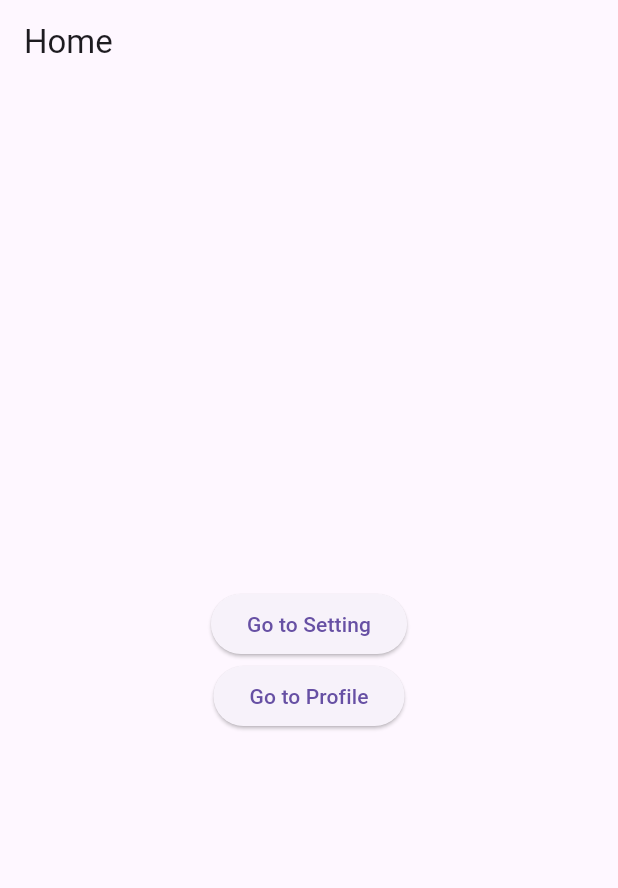
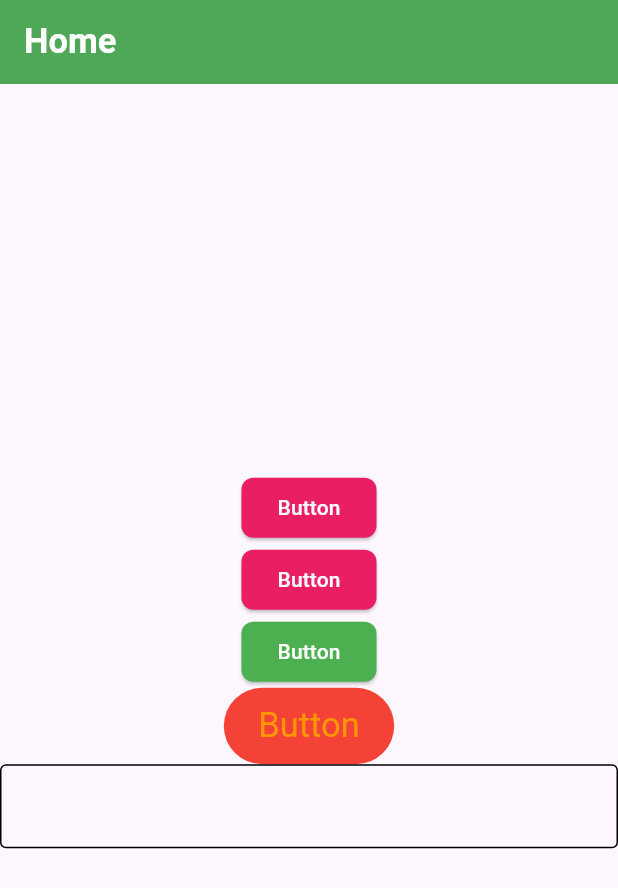
Before and after one commit to SubrataSft/flutter-practice, a Flutter app: the screen it shows after launch, on a phone screen of 412 x 824 dp. Shown: the top 888 px of the screen. Run offline on Flutter 3.47's test engine with Material 3 defaults, Android fonts, the phone set to English and light mode, and no system bars.

Commit message:
Cupertino and Theme

```diff
--- a/lib/home.dart
+++ /dev/null
@@ -1,43 +0,0 @@
-import 'package:flutter/material.dart';
-import 'package:flutter_practice/profile.dart';
-import 'package:flutter_practice/setting.dart';
-
-class Home extends StatelessWidget {
-  const Home({super.key});
-
-  @override
-  Widget build(BuildContext context) {
-    return Scaffold(
-      appBar: AppBar(title: Text("Home")),
-      body: Center(
-        child: Column(
-          mainAxisAlignment: MainAxisAlignment.center,
-          children: [
-            ElevatedButton(
-              onPressed: () {
-                Navigator.push(
-                  context,
-                  MaterialPageRoute(
-                    builder: (context) {
-                      return Setting();
-                    },
-                  ),
-                );
-              },
-              child: Text("Go to Setting"),
-            ),
-            ElevatedButton(
-              onPressed: () {
-                Navigator.push(
-                  context,
-                  MaterialPageRoute(builder: (context) => Profile(userName: "Subrata",)),
-                );
-              },
-              child: Text("Go to Profile"),
-            ),
-          ],
-        ),
-      ),
-    );
-  }
-}
--- a/lib/main.dart
+++ b/lib/main.dart
@@ -1,6 +1,48 @@
-import 'package:flutter/cupertino.dart';
+/* import 'package:flutter/cupertino.dart';
+
+void main(){
+  runApp(IOSStyle());
+}
+
+class IOSStyle extends StatelessWidget {
+  const IOSStyle({super.key});
+
+  @override
+  Widget build(BuildContext context) {
+    return const CupertinoApp(
+      home: HomePage(),
+    );
+  }
+}
+
+class HomePage extends StatelessWidget {
+  const HomePage({super.key});
+
+  @override
+  Widget build(BuildContext context) {
+    return CupertinoPageScaffold(
+        navigationBar: CupertinoNavigationBar(
+          middle: const Text("Hello"),
+          trailing: CupertinoButton(
+              onPressed: (){},
+            child: const Icon(CupertinoIcons.cube)),
+        ),
+        child: Center(
+          child: const Column(
+            mainAxisAlignment: MainAxisAlignment.center,
+                children: [
+                  CupertinoActivityIndicator(
+                    radius: 24,
+                  ),
+
+                ],
+              ),
+        ));
+  }
+}
+*/
+
 import 'package:flutter/material.dart';
-import 'package:flutter_practice/home.dart';
 
 void main() {
   runApp(MyApp());
@@ -11,6 +53,103 @@ class MyApp extends StatelessWidget {
 
   @override
   Widget build(BuildContext context) {
-    return const MaterialApp(home: Home());
+    return MaterialApp(home: Home(),
+    theme: ThemeData(
+      brightness: Brightness.light,
+      elevatedButtonTheme: ElevatedButtonThemeData(
+        style: ButtonStyles.style
+      ),
+      textButtonTheme: TextButtonThemeData(
+        style: ButtonStyles.textStyle
+      ),
+      inputDecorationTheme: InputDecorationTheme(
+        enabledBorder: OutlineInputBorder(),
+        focusedBorder: OutlineInputBorder(
+          borderRadius: BorderRadius.circular(23)
+        ),
+        errorBorder: OutlineInputBorder(
+          borderSide: BorderSide(color: Colors.red)
+        )
+      ),
+      appBarTheme: AppBarTheme(
+        backgroundColor: Colors.green,
+        elevation: 3,
+        titleTextStyle: TextStyle(
+          color: Colors.white,
+          fontWeight: FontWeight.bold,
+          fontSize: 23
+        )
+      )
+    ),
+      darkTheme: ThemeData(
+        brightness: Brightness.dark,
+        elevatedButtonTheme: ElevatedButtonThemeData(
+            style: ElevatedButton.styleFrom(
+              backgroundColor: Colors.purple,
+              foregroundColor: Colors.white,
+              shape: RoundedRectangleBorder(
+                borderRadius: BorderRadius.circular(8),
+              ),
+            )
+        ),
+
+      ),
+      themeMode: ThemeMode.light ,
+    );
   }
 }
+
+class Home extends StatelessWidget {
+  const Home({super.key});
+
+  @override
+  Widget build(BuildContext context) {
+    return Scaffold(
+      appBar: AppBar(title: Text("Home ")),
+      body: Center(
+        child: Column(
+          mainAxisAlignment: MainAxisAlignment.center,
+          children: [
+            ElevatedButton(
+              onPressed: () {},
+              child: Text("Button"),
+            ), ElevatedButton(
+              onPressed: () {},
+              child: Text("Button"),
+            ),
+            ElevatedButton(
+              style: ElevatedButton.styleFrom(
+                backgroundColor: Colors.green
+              ),
+              onPressed: () {},
+              child: Text("Button"),
+            ),
+            TextButton(
+              style: TextButton.styleFrom(
+                foregroundColor: Colors.orange,
+                backgroundColor: Colors.red
+              ),
+                onPressed: () {}, child: Text("Button")),
+            TextField(),
+          ],
+        ),
+      ),
+    );
+  }
+}
+
+class ButtonStyles {
+  static ButtonStyle style = ElevatedButton.styleFrom(
+    backgroundColor: Colors.pink,
+    foregroundColor: Colors.white,
+    shape: RoundedRectangleBorder(
+      borderRadius: BorderRadius.circular(8),
+    ),
+  );
+  static ButtonStyle textStyle = TextButton.styleFrom(
+    textStyle: TextStyle(
+      fontSize: 23
+    ),
+    padding: EdgeInsets.symmetric(horizontal: 23,vertical: 12)
+  );
+}
--- a/lib/profile.dart
+++ /dev/null
@@ -1,37 +0,0 @@
-import 'package:flutter/material.dart';
-import 'package:flutter_practice/setting.dart';
-
-class Profile extends StatelessWidget {
-  const Profile({super.key, required this.userName});
-  final String userName;
-
-  @override
-  Widget build(BuildContext context) {
-    return Scaffold(
-      appBar: AppBar(title: Text("Profile")),
-      body: Center(
-        child: Column(
-          mainAxisAlignment: MainAxisAlignment.center,
-          children: [
-            Text(userName),
-            ElevatedButton(
-              onPressed: () {
-                Navigator.pop(context);
-              },
-              child: Text("Back to Home"),
-            ),
-            ElevatedButton(
-              onPressed: () {
-                Navigator.pushReplacement(
-                  context,
-                  MaterialPageRoute(builder: (context) => Setting()),
-                );
-              },
-              child: Text("Go to Setting"),
-            ),
-          ],
-        ),
-      ),
-    );
-  }
-}
```
Also changed, not shown: lib/setting.dart (deleted, +0 -34 lines), 1 other file.
